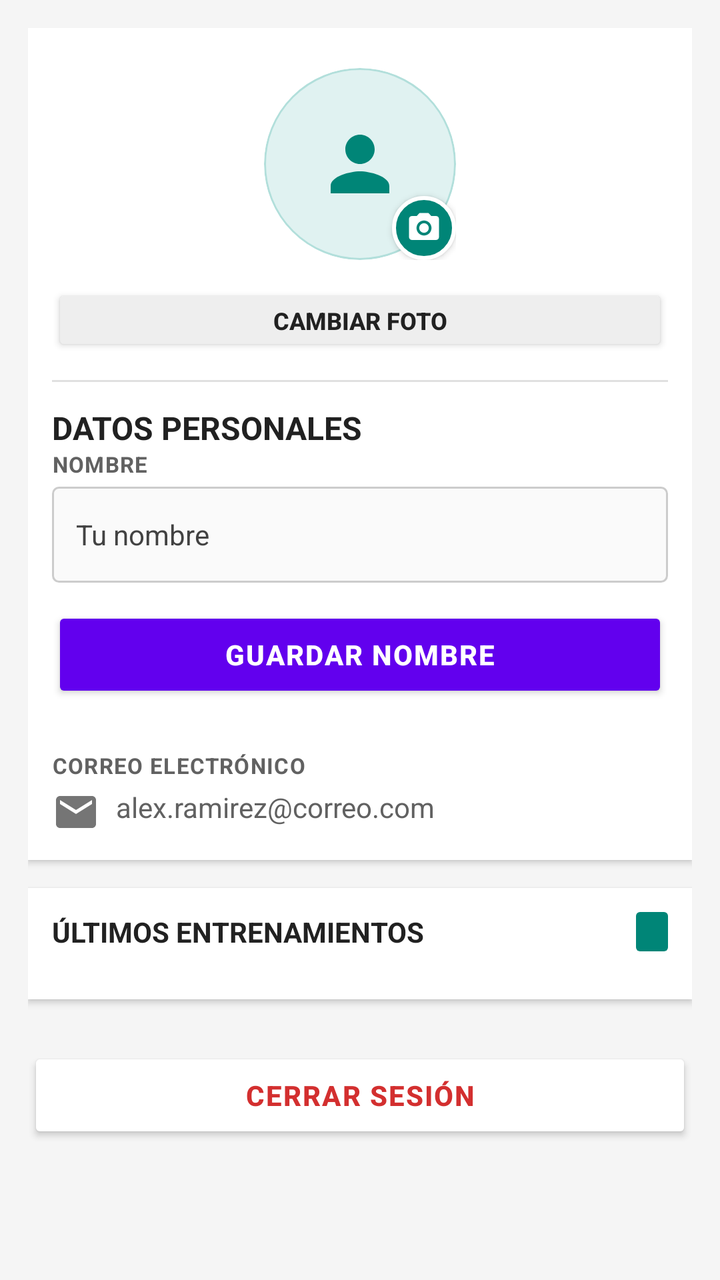
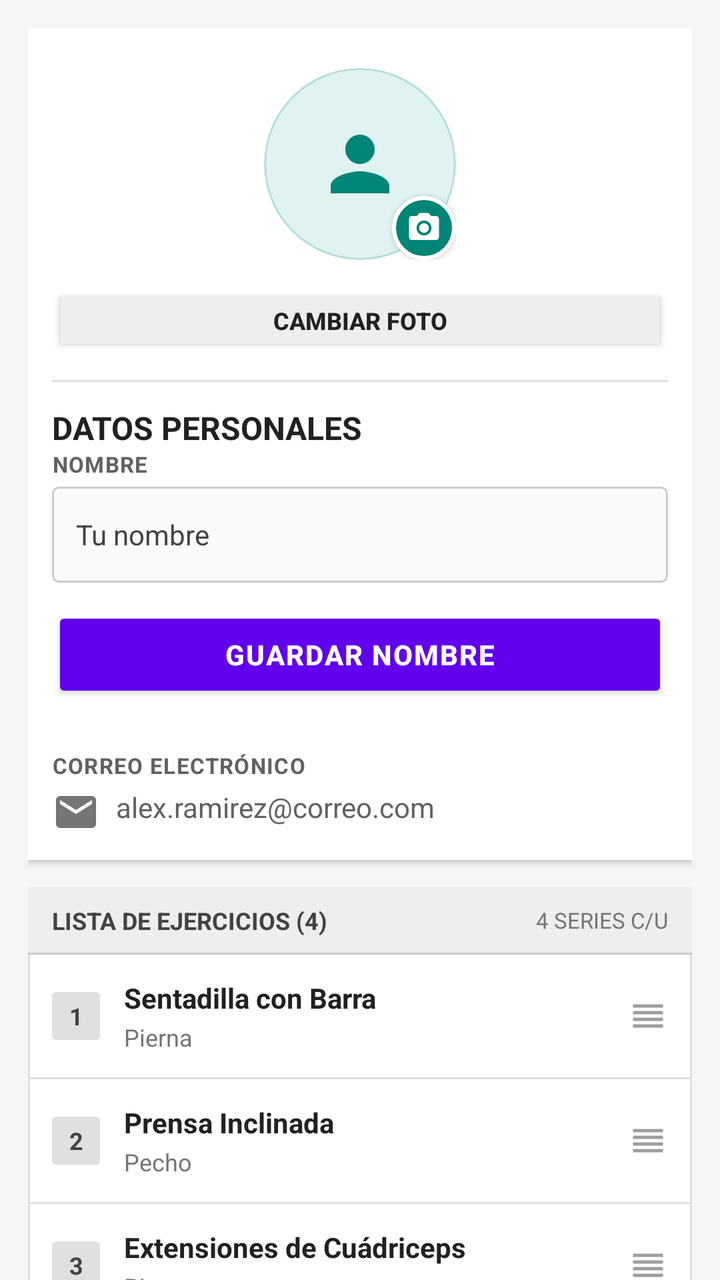

Screens rendered from an Android XML layout before and after an edit, with the pre-edit source and the edit as a unified diff.
<!-- AndroidManifest.xml: application theme Theme.FitTrackAndroid -->
<!-- res/layout/fragment_perfil.xml -->
<?xml version="1.0" encoding="utf-8"?>
<ScrollView xmlns:android="http://schemas.android.com/apk/res/android"
    xmlns:app="http://schemas.android.com/apk/res-auto"
    android:id="@+id/svPerfil"
    android:layout_width="match_parent"
    android:layout_height="match_parent"
    android:background="@color/colorBackground"
    android:fillViewport="true"
    android:scrollbars="none">

    <LinearLayout
        android:id="@+id/layoutContenidoPerfil"
        android:layout_width="match_parent"
        android:layout_height="wrap_content"
        android:orientation="vertical"
        android:paddingHorizontal="@dimen/spacing_lg"
        android:paddingTop="@dimen/spacing_lg">

        
        <LinearLayout
            style="@style/FitTrack.Container.Card"
            android:id="@+id/layoutTarjetaPerfil"
            android:layout_width="match_parent"
            android:layout_height="wrap_content"
            android:orientation="vertical">

            
            <FrameLayout
                android:layout_width="wrap_content"
                android:layout_height="wrap_content"
                android:layout_gravity="center_horizontal"
                android:layout_marginTop="@dimen/spacing_sm"
                android:layout_marginBottom="@dimen/spacing_md">

                <ImageView
                    android:id="@+id/imgFotoPerfil"
                    android:layout_width="@dimen/avatar_size"
                    android:layout_height="@dimen/avatar_size"
                    android:background="@drawable/bg_circle_image"
                    android:clipToOutline="true"
                    android:contentDescription="@string/cdFotoPerfil"
                    android:padding="@dimen/avatar_icon_padding"
                    android:scaleType="centerCrop"
                    android:src="@drawable/ic_person_teal" />

                <ImageButton
                    android:id="@+id/btnIconoCambiarFoto"
                    android:layout_width="32dp"
                    android:layout_height="32dp"
                    android:layout_gravity="bottom|end"
                    android:background="@drawable/bg_circle_primary"
                    android:contentDescription="@string/cdCambiarFoto"
                    android:elevation="2dp"
                    android:padding="7dp"
                    android:scaleType="centerInside"
                    android:src="@drawable/ic_camera"
                    app:tint="@color/colorOnPrimary" />
            </FrameLayout>

            <Button
                android:id="@+id/btnCambiarFoto"
                style="@style/FitTrack.Button.Compact"
                android:layout_width="match_parent"
                android:layout_height="@dimen/button_height_compact"
                android:layout_marginBottom="@dimen/spacing_md"
                android:text="@string/btnCambiarFoto" />

            <View
                android:layout_width="match_parent"
                android:layout_height="1dp"
                android:layout_marginBottom="@dimen/spacing_md"
                android:background="@color/colorDivider" />

            
            <TextView
                style="@style/FitTrack.Text.Subtitle"
                android:id="@+id/tvLabelDatosPersonales"
                android:layout_width="match_parent"
                android:layout_height="wrap_content"
                android:text="@string/tvLabelDatosPersonales" />

            <TextView
                style="@style/FitTrack.Text.Label"
                android:id="@+id/tvLabelNombrePerfil"
                android:layout_width="match_parent"
                android:layout_height="wrap_content"
                android:text="@string/tvLabelNombrePerfil" />

            <EditText
                android:id="@+id/etNombrePerfil"
                android:layout_width="match_parent"
                android:layout_height="@dimen/button_height_standard"
                android:layout_marginTop="@dimen/spacing_xs"
                android:autofillHints="name"
                android:background="@drawable/bg_input"
                android:hint="@string/etNombrePerfil_hint"
                android:inputType="textPersonName|textCapWords"
                android:maxLines="1"
                android:paddingHorizontal="@dimen/spacing_md"
                android:singleLine="true"
                android:textColor="@color/colorTextPrimary"
                android:textColorHint="@color/colorTextStrong"
                android:textSize="14sp" />

            <Button
                android:id="@+id/btnGuardarNombre"
                style="@style/FitTrack.Button.Primary"
                android:layout_width="match_parent"
                android:layout_height="@dimen/button_height_standard"
                android:layout_marginTop="@dimen/spacing_md"
                android:text="@string/btnGuardarNombre" />

            
            <TextView
                style="@style/FitTrack.Text.Label"
                android:id="@+id/tvLabelCorreoPerfil"
                android:layout_width="match_parent"
                android:layout_height="wrap_content"
                android:layout_marginTop="@dimen/spacing_xxl"
                android:text="@string/tvLabelCorreoPerfil" />

            <TextView
                android:id="@+id/tvCorreoPerfil"
                android:layout_width="match_parent"
                android:layout_height="wrap_content"
                android:layout_marginTop="@dimen/spacing_xs"
                android:drawablePadding="@dimen/spacing_sm"
                android:text="@string/tvCorreoPerfil"
                android:textColor="@color/colorTextSecondary"
                android:textSize="14sp"
                app:drawableStartCompat="@drawable/ic_mail"
                app:drawableTint="@color/colorTextTertiary" />
        </LinearLayout>

        
        <LinearLayout
            style="@style/FitTrack.Container.Card"
            android:id="@+id/layoutUltimosEntrenamientos"
            android:layout_width="match_parent"
            android:layout_height="wrap_content"
            android:layout_marginTop="@dimen/spacing_lg"
            android:orientation="vertical">

            <LinearLayout
                android:id="@+id/layoutCabeceraUltimosEntrenamientos"
                android:layout_width="match_parent"
                android:layout_height="wrap_content"
                android:baselineAligned="false"
                android:gravity="center_vertical"
                android:orientation="horizontal">

                <TextView
                    android:id="@+id/tvTituloUltimosEntrenamientos"
                    android:layout_width="0dp"
                    android:layout_height="wrap_content"
                    android:layout_weight="1"
                    android:text="@string/tvTituloUltimosEntrenamientos"
                    android:textColor="@color/colorTextPrimary"
                    android:textSize="14sp"
                    android:textStyle="bold" />

                <TextView
                    android:id="@+id/tvCantidadUltimosEntrenamientos"
                    android:layout_width="wrap_content"
                    android:layout_height="wrap_content"
                    android:layout_marginStart="@dimen/spacing_sm"
                    android:background="@drawable/bg_badge_teal"
                    android:paddingHorizontal="@dimen/spacing_sm"
                    android:paddingVertical="3dp"
                    android:textColor="@color/colorOnPrimary"
                    android:textSize="10sp"
                    android:textStyle="bold" />
            </LinearLayout>

            <androidx.recyclerview.widget.RecyclerView
                android:id="@+id/rvUltimosEntrenamientos"
                android:layout_width="match_parent"
                android:layout_height="wrap_content"
                android:layout_marginTop="@dimen/spacing_md"
                android:nestedScrollingEnabled="false"
                android:overScrollMode="never" />

            <TextView
                android:id="@+id/tvSinEntrenamientos"
                android:layout_width="match_parent"
                android:layout_height="wrap_content"
                android:layout_marginTop="@dimen/spacing_md"
                android:text="@string/tvSinEntrenamientos"
                android:textColor="@color/colorTextSecondary"
                android:textSize="13sp"
                android:visibility="gone" />
        </LinearLayout>

        
        <Button
            android:id="@+id/btnCerrarSesion"
            style="@style/FitTrack.Button.Danger"
            android:layout_width="match_parent"
            android:layout_height="@dimen/button_height_standard"
            android:layout_marginTop="@dimen/spacing_xxl"
            android:text="@string/btnCerrarSesion" />

        <Space
            android:layout_width="match_parent"
            android:layout_height="@dimen/spacing_xxl" />
    </LinearLayout>
</ScrollView>
<!-- resources referenced by this layout -->
<resources>
  <color name="colorBackground">#F5F5F5</color>
  <color name="colorDivider">#FFE0E0E0</color>
  <color name="colorOnPrimary">#FFFFFFFF</color>
  <color name="colorTextStrong">#FF424242</color>
  <dimen name="avatar_icon_padding">26dp</dimen>
  <dimen name="avatar_size">96dp</dimen>
  <dimen name="spacing_lg">14dp</dimen>
  <dimen name="spacing_md">12dp</dimen>
  <dimen name="spacing_sm">8dp</dimen>
  <dimen name="spacing_xs">4dp</dimen>
  <dimen name="spacing_xxl">24dp</dimen>
  <!-- drawable bg_badge_teal (drawable) -->
  <?xml version="1.0" encoding="utf-8"?>
  <shape xmlns:android="http://schemas.android.com/apk/res/android"
      android:shape="rectangle">
      <solid android:color="@color/colorPrimary" />
      <corners android:radius="@dimen/corner_radius_small" />
  </shape>
  <string name="tvSinEntrenamientos">Todavía no has registrado entrenamientos</string>
  <string name="tvTituloUltimosEntrenamientos">ÚLTIMOS ENTRENAMIENTOS</string>
  <color name="colorPrimary">#008577</color>
  <dimen name="corner_radius_small">2dp</dimen>
  <dimen name="border_width">1dp</dimen>
  <color name="colorSurface">#FFFFFFFF</color>
  <dimen name="text_size_small">12sp</dimen>
  <color name="colorErrorText">#FFD32F2F</color>
  <dimen name="text_size_body">14sp</dimen>
  <dimen name="elevation_button">2dp</dimen>
  <dimen name="elevation_card">2dp</dimen>
  <dimen name="text_size_label">11sp</dimen>
  <dimen name="text_size_subtitle">16sp</dimen>
  <dimen name="corner_radius_default">3dp</dimen>
  <color name="colorBorder">#FFCCCCCC</color>
  <color name="colorPrimaryDark">#00574B</color>
  <color name="black">#FF000000</color>
  <color name="colorActionConfirm">#03DAC5</color>
  <!-- unchanged entries left out for length: 37 -->
</resources>

<!-- the commit's change to res/layout/fragment_perfil.xml (unified diff, before → after) -->
@@ -134,62 +134,297 @@
 
         
         <LinearLayout
-            style="@style/FitTrack.Container.Card"
-            android:id="@+id/layoutUltimosEntrenamientos"
+            android:id="@+id/cardListaEjercicios"
             android:layout_width="match_parent"
             android:layout_height="wrap_content"
             android:layout_marginTop="@dimen/spacing_lg"
+            android:background="@drawable/bg_card"
+            android:elevation="@dimen/elevation_card"
             android:orientation="vertical">
 
             <LinearLayout
-                android:id="@+id/layoutCabeceraUltimosEntrenamientos"
-                android:layout_width="match_parent"
-                android:layout_height="wrap_content"
-                android:baselineAligned="false"
+                android:id="@+id/layoutListaHeader"
+                android:layout_width="match_parent"
+                android:layout_height="wrap_content"
+                android:background="@color/colorSurfaceHeader"
                 android:gravity="center_vertical"
-                android:orientation="horizontal">
-
-                <TextView
-                    android:id="@+id/tvTituloUltimosEntrenamientos"
+                android:orientation="horizontal"
+                android:paddingHorizontal="@dimen/spacing_md"
+                android:paddingVertical="@dimen/spacing_sm">
+
+                <TextView
+                    android:id="@+id/tvTituloLista"
                     android:layout_width="0dp"
                     android:layout_height="wrap_content"
                     android:layout_weight="1"
-                    android:text="@string/tvTituloUltimosEntrenamientos"
-                    android:textColor="@color/colorTextPrimary"
-                    android:textSize="14sp"
+                    android:text="@string/tvTituloLista"
+                    android:textColor="@color/colorTextStrong"
+                    android:textSize="12sp"
                     android:textStyle="bold" />
 
                 <TextView
-                    android:id="@+id/tvCantidadUltimosEntrenamientos"
+                    android:id="@+id/tvSubtituloLista"
                     android:layout_width="wrap_content"
                     android:layout_height="wrap_content"
-                    android:layout_marginStart="@dimen/spacing_sm"
-                    android:background="@drawable/bg_badge_teal"
-                    android:paddingHorizontal="@dimen/spacing_sm"
-                    android:paddingVertical="3dp"
-                    android:textColor="@color/colorOnPrimary"
-                    android:textSize="10sp"
+                    android:text="@string/tvSubtituloLista"
+                    android:textColor="@color/colorTextTertiary"
+                    android:textSize="11sp" />
+            </LinearLayout>
+
+            <View
+                android:layout_width="match_parent"
+                android:layout_height="1dp"
+                android:background="@color/colorBorder" />
+
+            
+            <LinearLayout
+                android:id="@+id/layoutEjercicio1"
+                android:layout_width="match_parent"
+                android:layout_height="wrap_content"
+                android:gravity="center_vertical"
+                android:orientation="horizontal"
+                android:padding="@dimen/spacing_md">
+
+                <TextView
+                    android:id="@+id/tvNumeroEjercicio1"
+                    android:layout_width="24dp"
+                    android:layout_height="24dp"
+                    android:background="@drawable/bg_number_badge"
+                    android:gravity="center"
+                    android:text="@string/tvNumeroEjercicio1"
+                    android:textColor="@color/colorTextStrong"
+                    android:textSize="12sp"
                     android:textStyle="bold" />
+
+                <LinearLayout
+                    android:layout_width="0dp"
+                    android:layout_height="wrap_content"
+                    android:layout_marginStart="@dimen/spacing_md"
+                    android:layout_weight="1"
+                    android:orientation="vertical">
+
+                    <TextView
+                        android:id="@+id/tvNombreEjercicio1"
+                        android:layout_width="match_parent"
+                        android:layout_height="wrap_content"
+                        android:text="@string/tvNombreEjercicio1"
+                        android:textColor="@color/colorTextPrimary"
+                        android:textSize="14sp"
+                        android:textStyle="bold" />
+
+                    <TextView
+                        android:id="@+id/tvGrupoMuscularEjercicio1"
+                        android:layout_width="match_parent"
+                        android:layout_height="wrap_content"
+                        android:layout_marginTop="2dp"
+                        android:text="@string/tvGrupoMuscularEjercicio1"
+                        android:textColor="@color/colorTextTertiary"
+                        android:textSize="12sp" />
+                </LinearLayout>
+
+                <ImageView
+                    android:id="@+id/imgReorder1"
+                    android:layout_width="20dp"
+                    android:layout_height="20dp"
+                    android:contentDescription="@string/tvNombreEjercicio1"
+                    android:src="@drawable/ic_reorder"
+                    app:tint="@color/colorTextDisabled" />
             </LinearLayout>
 
-            <androidx.recyclerview.widget.RecyclerView
-                android:id="@+id/rvUltimosEntrenamientos"
-                android:layout_width="match_parent"
-                android:layout_height="wrap_content"
-                android:layout_marginTop="@dimen/spacing_md"
-                android:nestedScrollingEnabled="false"
-                android:overScrollMode="never" />
-
-            <TextView
-                android:id="@+id/tvSinEntrenamientos"
-                android:layout_width="match_parent"
-                android:layout_height="wrap_content"
-                android:layout_marginTop="@dimen/spacing_md"
-                android:text="@string/tvSinEntrenamientos"
-                android:textColor="@color/colorTextSecondary"
-                android:textSize="13sp"
-                android:visibility="gone" />
+            <View
+                android:layout_width="match_parent"
+                android:layout_height="1dp"
+                android:background="@color/colorDivider" />
+
+            
+            <LinearLayout
+                android:id="@+id/layoutEjercicio2"
+                android:layout_width="match_parent"
+                android:layout_height="wrap_content"
+                android:gravity="center_vertical"
+                android:orientation="horizontal"
+                android:padding="@dimen/spacing_md">
+
+                <TextView
+                    android:id="@+id/tvNumeroEjercicio2"
+                    android:layout_width="24dp"
+                    android:layout_height="24dp"
+                    android:background="@drawable/bg_number_badge"
+                    android:gravity="center"
+                    android:text="@string/tvNumeroEjercicio2"
+                    android:textColor="@color/colorTextStrong"
+                    android:textSize="12sp"
+                    android:textStyle="bold" />
+
+                <LinearLayout
+                    android:layout_width="0dp"
+                    android:layout_height="wrap_content"
+                    android:layout_marginStart="@dimen/spacing_md"
+                    android:layout_weight="1"
+                    android:orientation="vertical">
+
+                    <TextView
+                        android:id="@+id/tvNombreEjercicio2"
+                        android:layout_width="match_parent"
+                        android:layout_height="wrap_content"
+                        android:text="@string/tvNombreEjercicio2"
+                        android:textColor="@color/colorTextPrimary"
+                        android:textSize="14sp"
+                        android:textStyle="bold" />
+
+                    <TextView
+                        android:id="@+id/tvGrupoMuscularEjercicio2"
+                        android:layout_width="match_parent"
+                        android:layout_height="wrap_content"
+                        android:layout_marginTop="2dp"
+                        android:text="@string/tvGrupoMuscularEjercicio2"
+                        android:textColor="@color/colorTextTertiary"
+                        android:textSize="12sp" />
+                </LinearLayout>
+
+                <ImageView
+                    android:id="@+id/imgReorder2"
+                    android:layout_width="20dp"
+                    android:layout_height="20dp"
+                    android:contentDescription="@string/tvNombreEjercicio2"
+                    android:src="@drawable/ic_reorder"
+                    app:tint="@color/colorTextDisabled" />
+            </LinearLayout>
+
+            <View
+                android:layout_width="match_parent"
+                android:layout_height="1dp"
+                android:background="@color/colorDivider" />
+
+            
+            <LinearLayout
+                android:id="@+id/layoutEjercicio3"
+                android:layout_width="match_parent"
+                android:layout_height="wrap_content"
+                android:gravity="center_vertical"
+                android:orientation="horizontal"
+                android:padding="@dimen/spacing_md">
+
+                <TextView
+                    android:id="@+id/tvNumeroEjercicio3"
+                    android:layout_width="24dp"
+                    android:layout_height="24dp"
+                    android:background="@drawable/bg_number_badge"
+                    android:gravity="center"
+                    android:text="@string/tvNumeroEjercicio3"
+                    android:textColor="@color/colorTextStrong"
+                    android:textSize="12sp"
+                    android:textStyle="bold" />
+
+                <LinearLayout
+                    android:layout_width="0dp"
+                    android:layout_height="wrap_content"
+                    android:layout_marginStart="@dimen/spacing_md"
+                    android:layout_weight="1"
+                    android:orientation="vertical">
+
+                    <TextView
+                        android:id="@+id/tvNombreEjercicio3"
+                        android:layout_width="match_parent"
+                        android:layout_height="wrap_content"
+                        android:text="@string/tvNombreEjercicio3"
+                        android:textColor="@color/colorTextPrimary"
+                        android:textSize="14sp"
+                        android:textStyle="bold" />
+
+                    <TextView
+                        android:id="@+id/tvGrupoMuscularEjercicio3"
+                        android:layout_width="match_parent"
+                        android:layout_height="wrap_content"
+                        android:layout_marginTop="2dp"
+                        android:text="@string/tvGrupoMuscularEjercicio3"
+                        android:textColor="@color/colorTextTertiary"
+                        android:textSize="12sp" />
+                </LinearLayout>
+
+                <ImageView
+                    android:id="@+id/imgReorder3"
+                    android:layout_width="20dp"
+                    android:layout_height="20dp"
+                    android:contentDescription="@string/tvNombreEjercicio3"
+                    android:src="@drawable/ic_reorder"
+                    app:tint="@color/colorTextDisabled" />
+            </LinearLayout>
+
+            <View
+                android:layout_width="match_parent"
+                android:layout_height="1dp"
+                android:background="@color/colorDivider" />
+
+            
+            <LinearLayout
+                android:id="@+id/layoutEjercicio4"
+                android:layout_width="match_parent"
+                android:layout_height="wrap_content"
+                android:gravity="center_vertical"
+                android:orientation="horizontal"
+                android:padding="@dimen/spacing_md">
+
+                <TextView
+                    android:id="@+id/tvNumeroEjercicio4"
+                    android:layout_width="24dp"
+                    android:layout_height="24dp"
+                    android:background="@drawable/bg_number_badge"
+                    android:gravity="center"
+                    android:text="@string/tvNumeroEjercicio4"
+                    android:textColor="@color/colorTextStrong"
+                    android:textSize="12sp"
+                    android:textStyle="bold" />
+
+                <LinearLayout
+                    android:layout_width="0dp"
+                    android:layout_height="wrap_content"
+                    android:layout_marginStart="@dimen/spacing_md"
+                    android:layout_weight="1"
+                    android:orientation="vertical">
+
+                    <TextView
+                        android:id="@+id/tvNombreEjercicio4"
+                        android:layout_width="match_parent"
+                        android:layout_height="wrap_content"
+                        android:text="@string/tvNombreEjercicio4"
+                        android:textColor="@color/colorTextPrimary"
+                        android:textSize="14sp"
+                        android:textStyle="bold" />
+
+                    <TextView
+                        android:id="@+id/tvGrupoMuscularEjercicio4"
+                        android:layout_width="match_parent"
+                        android:layout_height="wrap_content"
+                        android:layout_marginTop="2dp"
+                        android:text="@string/tvGrupoMuscularEjercicio4"
+                        android:textColor="@color/colorTextTertiary"
+                        android:textSize="12sp" />
+                </LinearLayout>
+
+                <ImageView
+                    android:id="@+id/imgReorder4"
+                    android:layout_width="20dp"
+                    android:layout_height="20dp"
+                    android:contentDescription="@string/tvNombreEjercicio4"
+                    android:src="@drawable/ic_reorder"
+                    app:tint="@color/colorTextDisabled" />
+            </LinearLayout>
         </LinearLayout>
+
+        
+        <Button
+            android:id="@+id/btnNuevoEjercicio"
+            android:layout_width="match_parent"
+            android:layout_height="@dimen/button_height_compact"
+            android:layout_marginTop="@dimen/spacing_sm"
+            android:background="@drawable/bg_button_confirm"
+            android:letterSpacing="0.05"
+            android:text="@string/btnNuevoEjercicio"
+            android:textAllCaps="true"
+            android:textColor="@color/colorOnConfirm"
+            android:textSize="13sp"
+            android:textStyle="bold" />
 
         
         <Button
<!-- resource entries referenced after the edit -->
@@ -2,7 +2,9 @@
 <resources>
   <color name="colorBackground">#F5F5F5</color>
   <color name="colorDivider">#FFE0E0E0</color>
+  <color name="colorOnConfirm">#FF000000</color>
   <color name="colorOnPrimary">#FFFFFFFF</color>
+  <color name="colorTextDisabled">#FF9E9E9E</color>
   <color name="colorTextStrong">#FF424242</color>
   <dimen name="avatar_icon_padding">26dp</dimen>
   <dimen name="avatar_size">96dp</dimen>
@@ -11,15 +13,66 @@
   <dimen name="spacing_sm">8dp</dimen>
   <dimen name="spacing_xs">4dp</dimen>
   <dimen name="spacing_xxl">24dp</dimen>
-  <!-- drawable bg_badge_teal (drawable) -->
+  <!-- drawable bg_button_confirm (drawable) -->
+  <?xml version="1.0" encoding="utf-8"?>
+  <selector xmlns:android="http://schemas.android.com/apk/res/android">
+      <item android:state_pressed="true">
+          <shape android:shape="rectangle">
+              <solid android:color="@color/colorActionConfirmPressed" />
+              <corners android:radius="@dimen/corner_radius_default" />
+          </shape>
+      </item>
+      <item>
+          <shape android:shape="rectangle">
+              <solid android:color="@color/colorActionConfirm" />
+              <corners android:radius="@dimen/corner_radius_default" />
+          </shape>
+      </item>
+  </selector>
+  <!-- drawable bg_card (drawable) -->
   <?xml version="1.0" encoding="utf-8"?>
   <shape xmlns:android="http://schemas.android.com/apk/res/android"
       android:shape="rectangle">
-      <solid android:color="@color/colorPrimary" />
+      <solid android:color="@color/colorSurface" />
+      <stroke
+          android:width="1dp"
+          android:color="@color/colorDivider" />
+      <corners android:radius="@dimen/corner_radius_default" />
+  </shape>
+  <!-- drawable bg_number_badge (drawable) -->
+  <?xml version="1.0" encoding="utf-8"?>
+  <shape xmlns:android="http://schemas.android.com/apk/res/android"
+      android:shape="rectangle">
+      <solid android:color="@color/colorDivider" />
       <corners android:radius="@dimen/corner_radius_small" />
   </shape>
-  <string name="tvSinEntrenamientos">Todavía no has registrado entrenamientos</string>
-  <string name="tvTituloUltimosEntrenamientos">ÚLTIMOS ENTRENAMIENTOS</string>
+  <!-- drawable ic_reorder (drawable) -->
+  <?xml version="1.0" encoding="utf-8"?>
+  <vector xmlns:android="http://schemas.android.com/apk/res/android"
+      android:width="24dp"
+      android:height="24dp"
+      android:viewportWidth="24"
+      android:viewportHeight="24">
+      <path
+          android:fillColor="#FF000000"
+          android:pathData="M3,15h18v-2H3v2zM3,19h18v-2H3v2zM3,11h18V9H3v2zM3,5v2h18V5H3z" />
+  </vector>
+  <string name="btnNuevoEjercicio">+ NUEVO EJERCICIO</string>
+  <string name="tvGrupoMuscularEjercicio1">Pierna</string>
+  <string name="tvGrupoMuscularEjercicio2">Pecho</string>
+  <string name="tvGrupoMuscularEjercicio3">Pierna</string>
+  <string name="tvGrupoMuscularEjercicio4">Abdomen</string>
+  <string name="tvNombreEjercicio1">Sentadilla con Barra</string>
+  <string name="tvNombreEjercicio2">Prensa Inclinada</string>
+  <string name="tvNombreEjercicio3">Extensiones de Cuádriceps</string>
+  <string name="tvNombreEjercicio4">Plancha Isométrica</string>
+  <string name="tvNumeroEjercicio1">1</string>
+  <string name="tvNumeroEjercicio2">2</string>
+  <string name="tvNumeroEjercicio3">3</string>
+  <string name="tvNumeroEjercicio4">4</string>
+  <string name="tvSubtituloLista">4 SERIES C/U</string>
+  <string name="tvTituloLista">LISTA DE EJERCICIOS (4)</string>
+  <color name="colorActionConfirmPressed">#00C4AF</color>
   <color name="colorPrimary">#008577</color>
   <dimen name="corner_radius_small">2dp</dimen>
   <dimen name="border_width">1dp</dimen>
